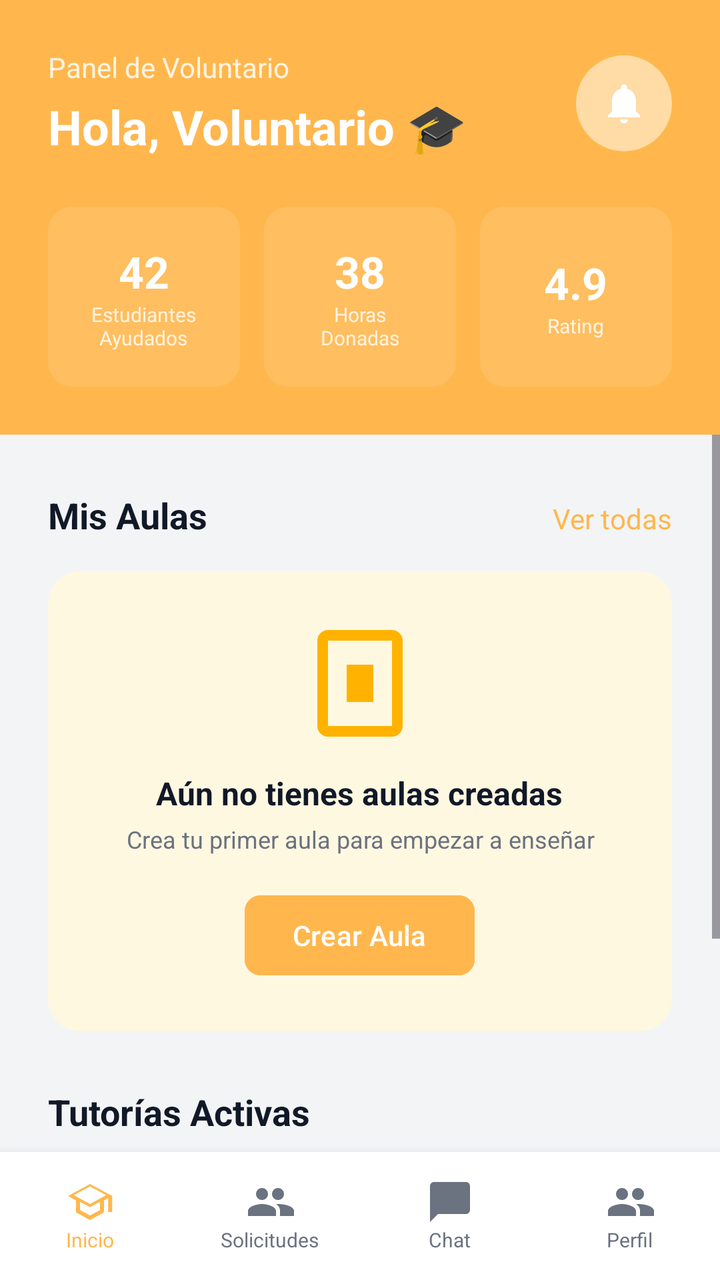
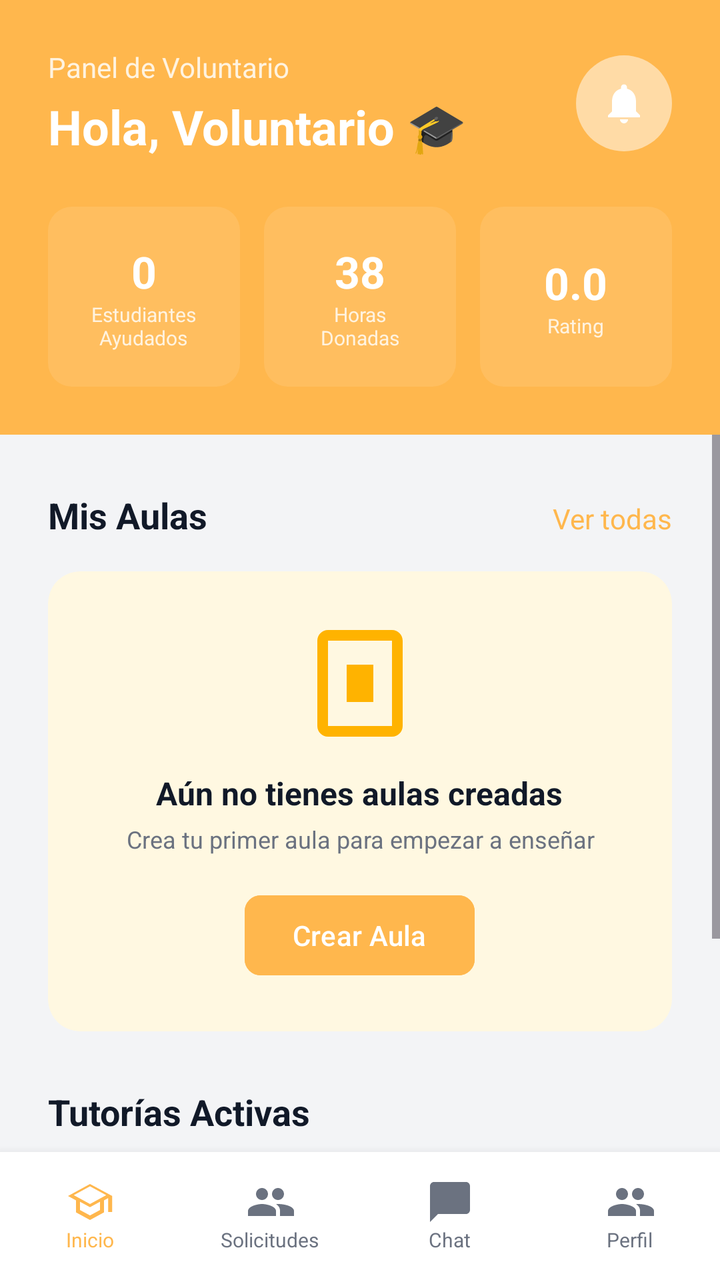

Before-and-after screenshots of an Android layout around one commit, followed by the original layout XML and the change that was made.
<!-- AndroidManifest.xml: application theme Theme.Aulasenora -->
<!-- res/layout/activity_volunteer_dashboard.xml -->
<?xml version="1.0" encoding="utf-8"?>
<LinearLayout xmlns:android="http://schemas.android.com/apk/res/android"
    xmlns:app="http://schemas.android.com/apk/res-auto"
    xmlns:tools="http://schemas.android.com/tools"
    android:id="@+id/main"
    android:layout_width="match_parent"
    android:layout_height="match_parent"
    android:background="#F3F4F6"
    android:orientation="vertical"
    tools:context=".VolunteerDashboardActivity">

    
    <LinearLayout
        android:layout_width="match_parent"
        android:layout_height="wrap_content"
        android:background="@color/primaryOrange"
        android:orientation="vertical"
        android:padding="24dp">

        
        <RelativeLayout
            android:layout_width="match_parent"
            android:layout_height="wrap_content">

            <LinearLayout
                android:layout_width="wrap_content"
                android:layout_height="wrap_content"
                android:layout_alignParentStart="true"
                android:layout_centerVertical="true"
                android:orientation="vertical">

                <TextView
                    android:layout_width="wrap_content"
                    android:layout_height="wrap_content"
                    android:text="Panel de Voluntario"
                    android:textColor="#FFF3E0"
                    android:textSize="14sp" />

                <TextView
                    android:id="@+id/tvWelcomeName"
                    android:layout_width="wrap_content"
                    android:layout_height="wrap_content"
                    android:layout_marginTop="4dp"
                    android:text="Hola, Voluntario 🎓"
                    android:textColor="@color/white"
                    android:textSize="24sp"
                    android:textStyle="bold" />
            </LinearLayout>

            
            <FrameLayout
                android:id="@+id/btnNotifications"
                android:layout_width="48dp"
                android:layout_height="48dp"
                android:layout_alignParentEnd="true"
                android:layout_centerVertical="true"
                android:background="@drawable/bg_circle_orange"
                android:backgroundTint="#80FFFFFF">

                <ImageView
                    android:layout_width="24dp"
                    android:layout_height="24dp"
                    android:layout_gravity="center"
                    android:src="@drawable/ic_bell"
                    app:tint="@color/white" />

                
                <TextView
                    android:id="@+id/badgeNotifUnread"
                    android:layout_width="18dp"
                    android:layout_height="18dp"
                    android:layout_gravity="top|end"
                    android:layout_marginTop="4dp"
                    android:layout_marginEnd="4dp"
                    android:background="@drawable/bg_circle_cyan"
                    android:backgroundTint="#F44336"
                    android:gravity="center"
                    android:text="!"
                    android:textColor="@color/white"
                    android:textSize="10sp"
                    android:textStyle="bold"
                    android:visibility="gone" />
            </FrameLayout>
        </RelativeLayout>

        
        <LinearLayout
            android:layout_width="match_parent"
            android:layout_height="wrap_content"
            android:layout_marginTop="24dp"
            android:baselineAligned="false"
            android:orientation="horizontal">

            
            <androidx.cardview.widget.CardView
                android:layout_width="0dp"
                android:layout_height="90dp"
                android:layout_marginEnd="8dp"
                android:layout_weight="1"
                app:cardBackgroundColor="#00000000"
                app:cardCornerRadius="12dp"
                app:cardElevation="0dp">
                <LinearLayout
                    android:layout_width="match_parent"
                    android:layout_height="match_parent"
                    android:background="#1AFFFFFF"
                    android:gravity="center"
                    android:orientation="vertical">
                    <TextView
                        android:layout_width="wrap_content"
                        android:layout_height="wrap_content"
                        android:text="42"
                        android:textColor="@color/white"
                        android:textSize="22sp"
                        android:textStyle="bold" />
                    <TextView
                        android:layout_width="wrap_content"
                        android:layout_height="wrap_content"
                        android:text="Estudiantes\nAyudados"
                        android:textAlignment="center"
                        android:textColor="#FFF3E0"
                        android:textSize="10sp" />
                </LinearLayout>
            </androidx.cardview.widget.CardView>

            
            <androidx.cardview.widget.CardView
                android:layout_width="0dp"
                android:layout_height="90dp"
                android:layout_marginHorizontal="4dp"
                android:layout_weight="1"
                app:cardBackgroundColor="#00000000"
                app:cardCornerRadius="12dp"
                app:cardElevation="0dp">
                <LinearLayout
                    android:layout_width="match_parent"
                    android:layout_height="match_parent"
                    android:background="#1AFFFFFF"
                    android:gravity="center"
                    android:orientation="vertical">
                    <TextView
                        android:id="@+id/tvDonatedHours"
                        android:layout_width="wrap_content"
                        android:layout_height="wrap_content"
                        android:text="38"
                        android:textColor="@color/white"
                        android:textSize="22sp"
                        android:textStyle="bold" />
                    <TextView
                        android:layout_width="wrap_content"
                        android:layout_height="wrap_content"
                        android:text="Horas\nDonadas"
                        android:textAlignment="center"
                        android:textColor="#FFF3E0"
                        android:textSize="10sp" />
                </LinearLayout>
            </androidx.cardview.widget.CardView>

            
            <androidx.cardview.widget.CardView
                android:layout_width="0dp"
                android:layout_height="90dp"
                android:layout_marginStart="8dp"
                android:layout_weight="1"
                app:cardBackgroundColor="#00000000"
                app:cardCornerRadius="12dp"
                app:cardElevation="0dp">
                <LinearLayout
                    android:layout_width="match_parent"
                    android:layout_height="match_parent"
                    android:background="#1AFFFFFF"
                    android:gravity="center"
                    android:orientation="vertical">
                    <TextView
                        android:layout_width="wrap_content"
                        android:layout_height="wrap_content"
                        android:text="4.9"
                        android:textColor="@color/white"
                        android:textSize="22sp"
                        android:textStyle="bold" />
                    <TextView
                        android:layout_width="wrap_content"
                        android:layout_height="wrap_content"
                        android:text="Rating"
                        android:textAlignment="center"
                        android:textColor="#FFF3E0"
                        android:textSize="10sp" />
                </LinearLayout>
            </androidx.cardview.widget.CardView>
        </LinearLayout>
    </LinearLayout>

    
    <ScrollView
        android:id="@+id/scrollView"
        android:layout_width="match_parent"
        android:layout_height="0dp"
        android:layout_weight="1">

        <LinearLayout
            android:layout_width="match_parent"
            android:layout_height="wrap_content"
            android:orientation="vertical"
            android:paddingHorizontal="24dp"
            android:paddingTop="4dp"
            android:paddingBottom="16dp">


            <LinearLayout
                android:id="@+id/llUpcomingContainer"
                android:layout_width="match_parent"
                android:layout_height="wrap_content"
                android:orientation="vertical"
                android:visibility="gone" />

            
            <LinearLayout
                android:layout_width="match_parent"
                android:layout_height="wrap_content"
                android:layout_marginTop="24dp"
                android:orientation="horizontal">
                <TextView
                    android:layout_width="0dp"
                    android:layout_height="wrap_content"
                    android:layout_weight="1"
                    android:text="Mis Aulas"
                    android:textColor="@color/textDark"
                    android:textSize="18sp"
                    android:textStyle="bold" />
                <TextView
                    android:id="@+id/btnViewAllClasses"
                    android:layout_width="wrap_content"
                    android:layout_height="wrap_content"
                    android:text="Ver todas"
                    android:textColor="@color/primaryOrange"
                    android:textSize="14sp" />
            </LinearLayout>

            <LinearLayout
                android:id="@+id/llAulasContainer"
                android:layout_width="match_parent"
                android:layout_height="wrap_content"
                android:orientation="vertical">

                
                <androidx.cardview.widget.CardView
                    android:id="@+id/cvEmptyAulas"
                    android:layout_width="match_parent"
                    android:layout_height="wrap_content"
                    android:layout_marginTop="16dp"
                    app:cardBackgroundColor="#FFF8E1"
                    app:cardCornerRadius="16dp"
                    app:cardElevation="0dp"
                    app:strokeColor="#FFE082"
                    app:strokeWidth="1dp">
                    
                    <LinearLayout
                        android:layout_width="match_parent"
                        android:layout_height="wrap_content"
                        android:gravity="center"
                        android:orientation="vertical"
                        android:padding="24dp">
                        
                        <ImageView
                            android:layout_width="64dp"
                            android:layout_height="64dp"
                            android:src="@drawable/ic_book"
                            app:tint="#FFB300" />
                            
                        <TextView
                            android:layout_width="wrap_content"
                            android:layout_height="wrap_content"
                            android:layout_marginTop="12dp"
                            android:text="Aún no tienes aulas creadas"
                            android:textColor="@color/textDark"
                            android:textSize="16sp"
                            android:textStyle="bold"
                            android:textAlignment="center" />
                            
                        <TextView
                            android:layout_width="match_parent"
                            android:layout_height="wrap_content"
                            android:layout_marginTop="4dp"
                            android:text="Crea tu primer aula para empezar a enseñar"
                            android:textColor="@color/textGray"
                            android:textSize="12sp"
                            android:textAlignment="center" />
                            
                        <com.google.android.material.button.MaterialButton
                            android:id="@+id/btnCreateAulaPlaceholder"
                            android:layout_width="wrap_content"
                            android:layout_height="wrap_content"
                            android:layout_marginTop="16dp"
                            android:backgroundTint="@color/primaryOrange"
                            android:text="Crear Aula"
                            android:textAllCaps="false"
                            app:cornerRadius="8dp" />
                    </LinearLayout>
                </androidx.cardview.widget.CardView>
                
                
            </LinearLayout>

            
            <TextView
                android:layout_width="wrap_content"
                android:layout_height="wrap_content"
                android:layout_marginTop="28dp"
                android:text="Tutorías Activas"
                android:textColor="@color/textDark"
                android:textSize="18sp"
                android:textStyle="bold" />


            <LinearLayout
                android:id="@+id/llActiveTutoringContainer"
                android:layout_width="match_parent"
                android:layout_height="wrap_content"
                android:orientation="vertical"
                android:visibility="gone" />

            
            <LinearLayout
                android:layout_width="match_parent"
                android:layout_height="wrap_content"
                android:layout_marginTop="28dp"
                android:orientation="horizontal">
                <TextView
                    android:layout_width="0dp"
                    android:layout_height="wrap_content"
                    android:layout_weight="1"
                    android:text="Mis Recursos Compartidos"
                    android:textColor="@color/textDark"
                    android:textSize="18sp"
                    android:textStyle="bold" />
                <TextView
                    android:id="@+id/btnAddResource"
                    android:layout_width="wrap_content"
                    android:layout_height="wrap_content"
                    android:text="+ Agregar"
                    android:textColor="@color/primaryOrange"
                    android:textSize="14sp" />
            </LinearLayout>

            <LinearLayout
                android:id="@+id/llResourcesContainer"
                android:layout_width="match_parent"
                android:layout_height="wrap_content"
                android:orientation="vertical"
                android:visibility="gone" />

            <TextView
                android:id="@+id/tvEmptyResources"
                android:layout_width="match_parent"
                android:layout_height="wrap_content"
                android:layout_marginTop="16dp"
                android:gravity="center"
                android:text="No has compartido material de apoyo"
                android:textColor="@color/textGray"
                android:textSize="14sp"
                android:visibility="visible" />

            
            <LinearLayout
                android:id="@+id/llRequestsSection"
                android:layout_width="match_parent"
                android:layout_height="wrap_content"
                android:orientation="vertical"
                android:layout_marginTop="28dp">

                <LinearLayout
                    android:layout_width="match_parent"
                    android:layout_height="wrap_content"
                    android:orientation="horizontal">
                    <TextView
                        android:layout_width="0dp"
                        android:layout_height="wrap_content"
                        android:layout_weight="1"
                        android:text="Solicitudes de Acceso"
                        android:textColor="@color/textDark"
                        android:textSize="18sp"
                        android:textStyle="bold" />
                    <TextView
                        android:id="@+id/btnViewAllRequests"
                        android:layout_width="wrap_content"
                        android:layout_height="wrap_content"
                        android:text="Ver todas"
                        android:textColor="@color/primaryOrange"
                        android:textSize="14sp" />
                </LinearLayout>

                <LinearLayout
                    android:id="@+id/llRequestsContainer"
                    android:layout_width="match_parent"
                    android:layout_height="wrap_content"
                    android:orientation="vertical"
                    android:layout_marginTop="4dp" />

                <androidx.cardview.widget.CardView
                    android:id="@+id/cvEmptyRequests"
                    android:layout_width="match_parent"
                    android:layout_height="wrap_content"
                    android:layout_marginTop="12dp"
                    android:visibility="gone"
                    app:cardBackgroundColor="#F0F9FF"
                    app:cardCornerRadius="16dp"
                    app:cardElevation="0dp"
                    app:strokeColor="#BAE6FD"
                    app:strokeWidth="1dp">

                    <LinearLayout
                        android:layout_width="match_parent"
                        android:layout_height="wrap_content"
                        android:gravity="center"
                        android:orientation="vertical"
                        android:padding="24dp">

                        <ImageView
                            android:layout_width="48dp"
                            android:layout_height="48dp"
                            android:src="@drawable/ic_users"
                            app:tint="#38BDF8" />

                        <TextView
                            android:layout_width="wrap_content"
                            android:layout_height="wrap_content"
                            android:layout_marginTop="8dp"
                            android:text="No hay solicitudes pendientes"
                            android:textColor="@color/textDark"
                            android:textSize="14sp"
                            android:textStyle="bold"
                            android:textAlignment="center" />

                        <TextView
                            android:layout_width="match_parent"
                            android:layout_height="wrap_content"
                            android:layout_marginTop="2dp"
                            android:text="Los estudiantes solicitando acceso aparecerán aquí"
                            android:textColor="@color/textGray"
                            android:textSize="11sp"
                            android:textAlignment="center" />
                    </LinearLayout>
                </androidx.cardview.widget.CardView>
            </LinearLayout>

        </LinearLayout>
    </ScrollView>

    
    <LinearLayout
        android:layout_width="match_parent"
        android:layout_height="64dp"
        android:background="@color/white"
        android:elevation="8dp"
        android:orientation="horizontal">

        
        <LinearLayout
            android:id="@+id/navInicio"
            android:layout_width="0dp"
            android:layout_height="match_parent"
            android:layout_weight="1"
            android:gravity="center"
            android:orientation="vertical">
            <ImageView
                android:layout_width="24dp"
                android:layout_height="24dp"
                android:src="@drawable/ic_logo_hat"
                app:tint="@color/primaryOrange" />
            <TextView
                android:layout_width="wrap_content"
                android:layout_height="wrap_content"
                android:text="Inicio"
                android:textColor="@color/primaryOrange"
                android:textSize="10sp" />
        </LinearLayout>

        
        <LinearLayout
            android:id="@+id/navSolicitudes"
            android:layout_width="0dp"
            android:layout_height="match_parent"
            android:layout_weight="1"
            android:gravity="center"
            android:orientation="vertical">
            <ImageView
                android:layout_width="24dp"
                android:layout_height="24dp"
                android:src="@drawable/ic_users"
                app:tint="@color/textGray" />
            <TextView
                android:layout_width="wrap_content"
                android:layout_height="wrap_content"
                android:text="Solicitudes"
                android:textColor="@color/textGray"
                android:textSize="10sp" />
        </LinearLayout>

        
        <LinearLayout
            android:id="@+id/navChat"
            android:layout_width="0dp"
            android:layout_height="match_parent"
            android:layout_weight="1"
            android:gravity="center"
            android:orientation="vertical">
            <FrameLayout
                android:layout_width="24dp"
                android:layout_height="24dp">
                <ImageView
                    android:layout_width="24dp"
                    android:layout_height="24dp"
                    android:src="@drawable/ic_chat"
                    app:tint="@color/textGray" />
                <TextView
                    android:id="@+id/badgeChatUnread"
                    android:layout_width="16dp"
                    android:layout_height="16dp"
                    android:layout_gravity="top|end"
                    android:background="@drawable/bg_circle_orange"
                    android:gravity="center"
                    android:text="!"
                    android:textColor="@color/white"
                    android:textSize="8sp"
                    android:textStyle="bold"
                    android:visibility="gone" />
            </FrameLayout>
            <TextView
                android:layout_width="wrap_content"
                android:layout_height="wrap_content"
                android:text="Chat"
                android:textColor="@color/textGray"
                android:textSize="10sp" />
        </LinearLayout>

        
        <LinearLayout
            android:id="@+id/navPerfil"
            android:layout_width="0dp"
            android:layout_height="match_parent"
            android:layout_weight="1"
            android:gravity="center"
            android:orientation="vertical">
            <ImageView
                android:layout_width="24dp"
                android:layout_height="24dp"
                android:src="@drawable/ic_users"
                app:tint="@color/textGray" />
            <TextView
                android:layout_width="wrap_content"
                android:layout_height="wrap_content"
                android:text="Perfil"
                android:textColor="@color/textGray"
                android:textSize="10sp" />
        </LinearLayout>
    </LinearLayout>

</LinearLayout>
<!-- resources referenced by this layout -->
<resources>
  <color name="primaryOrange">#FFB74D</color>
  <color name="textDark">#111928</color>
  <color name="textGray">#6B7280</color>
  <color name="white">#FFFFFFFF</color>
  <!-- drawable bg_circle_cyan (drawable) -->
  <?xml version="1.0" encoding="utf-8"?>
  <shape xmlns:android="http://schemas.android.com/apk/res/android"
      android:shape="oval">
      <solid android:color="@color/primaryCyan"/>
  </shape>
  <!-- drawable bg_circle_orange (drawable) -->
  <?xml version="1.0" encoding="utf-8"?>
  <shape xmlns:android="http://schemas.android.com/apk/res/android"
      android:shape="oval">
      <solid android:color="@color/primaryOrange"/>
  </shape>
  <!-- drawable ic_bell (drawable) -->
  <?xml version="1.0" encoding="utf-8"?>
  <vector xmlns:android="http://schemas.android.com/apk/res/android"
      android:width="24dp"
      android:height="24dp"
      android:viewportWidth="24"
      android:viewportHeight="24">
      <path
          android:fillColor="@android:color/white"
          android:pathData="M12,22c1.1,0 2,-0.9 2,-2h-4c0,1.1 0.9,2 2,2zM18,16v-5c0,-3.07 -1.63,-5.64 -4.5,-6.32V4c0,-0.83 -0.67,-1.5 -1.5,-1.5s-1.5,0.67 -1.5,1.5v0.68C7.64,5.36 6,7.92 6,11v5l-2,2v1h16v-1l-2,-2z"/>
  </vector>
  <!-- drawable ic_book (drawable) -->
  <vector xmlns:android="http://schemas.android.com/apk/res/android"
      android:width="24dp"
      android:height="24dp"
      android:viewportWidth="24"
      android:viewportHeight="24"
      android:tint="#00BBD4">
    <path
        android:fillColor="@android:color/white"
        android:pathData="M18,2H6c-1.1,0 -2,0.9 -2,2v16c0,1.1 0.9,2 2,2h12c1.1,0 2,-0.9 2,-2V4C20,2.9 19.1,2 18,2zM18,20H6V4h12V20z M9.5,8.5v7h5v-7H9.5z"/>
  </vector>
  <!-- drawable ic_chat (drawable) -->
  <?xml version="1.0" encoding="utf-8"?>
  <vector xmlns:android="http://schemas.android.com/apk/res/android"
      android:width="24dp"
      android:height="24dp"
      android:viewportWidth="24"
      android:viewportHeight="24">
      <path
          android:fillColor="#FF000000"
          android:pathData="M20,2H4c-1.1,0 -2,0.9 -2,2v18l4,-4h14c1.1,0 2,-0.9 2,-2V4c0,-1.1 -0.9,-2 -2,-2z"/>
  </vector>
  <!-- drawable ic_logo_hat (drawable) -->
  <vector xmlns:android="http://schemas.android.com/apk/res/android"
      android:width="24dp"
      android:height="24dp"
      android:viewportWidth="24"
      android:viewportHeight="24"
      android:tint="#00BBD4">
    <path
        android:fillColor="@android:color/white"
        android:pathData="M12,3L1,9l4,2.18v6L12,21l7,-3.82v-6l2.12,-1.15V17h2V9L12,3zM12,18.72L6.97,16v-4.14l5.03,2.74l5.03,-2.74V16L12,18.72zM12,13L3.89,8.58l8.11,-4.42l8.11,4.42L12,13z"/>
  </vector>
  <!-- drawable ic_users (drawable) -->
  <vector xmlns:android="http://schemas.android.com/apk/res/android"
      android:width="24dp"
      android:height="24dp"
      android:viewportWidth="24"
      android:viewportHeight="24">
    <path
        android:fillColor="#ffffff"
        android:pathData="M16,11c1.66,0 2.99,-1.34 2.99,-3S17.66,5 16,5s-3,1.34 -3,3S14.34,11 16,11zM8,11c1.66,0 2.99,-1.34 2.99,-3S9.66,5 8,5S5,6.34 5,8S6.34,11 8,11zM8,13c-2.33,0 -7,1.17 -7,3.5V19h14v-2.5C15,14.17 10.33,13 8,13zM16,13c-0.29,0 -0.62,0.02 -0.97,0.05C16.24,13.88 17,14.82 17,16.5V19h7v-2.5C24,14.17 19.33,13 16,13z"/>
  </vector>
  <style name="Theme.Aulasenora" parent="Base.Theme.Aulasenora" />
  <color name="primaryCyan">#00BBD4</color>
  <style name="Base.Theme.Aulasenora" parent="Theme.Material3.DayNight.NoActionBar">
          
          
      </style>
</resources>

<!-- the commit's change to res/layout/activity_volunteer_dashboard.xml (unified diff, before → after) -->
@@ -107,9 +107,10 @@
                     android:gravity="center"
                     android:orientation="vertical">
                     <TextView
-                        android:layout_width="wrap_content"
-                        android:layout_height="wrap_content"
-                        android:text="42"
+                        android:id="@+id/tvStudentsHelped"
+                        android:layout_width="wrap_content"
+                        android:layout_height="wrap_content"
+                        android:text="0"
                         android:textColor="@color/white"
                         android:textSize="22sp"
                         android:textStyle="bold" />
@@ -172,9 +173,10 @@
                     android:gravity="center"
                     android:orientation="vertical">
                     <TextView
-                        android:layout_width="wrap_content"
-                        android:layout_height="wrap_content"
-                        android:text="4.9"
+                        android:id="@+id/tvRatingValue"
+                        android:layout_width="wrap_content"
+                        android:layout_height="wrap_content"
+                        android:text="0.0"
                         android:textColor="@color/white"
                         android:textSize="22sp"
                         android:textStyle="bold" />
